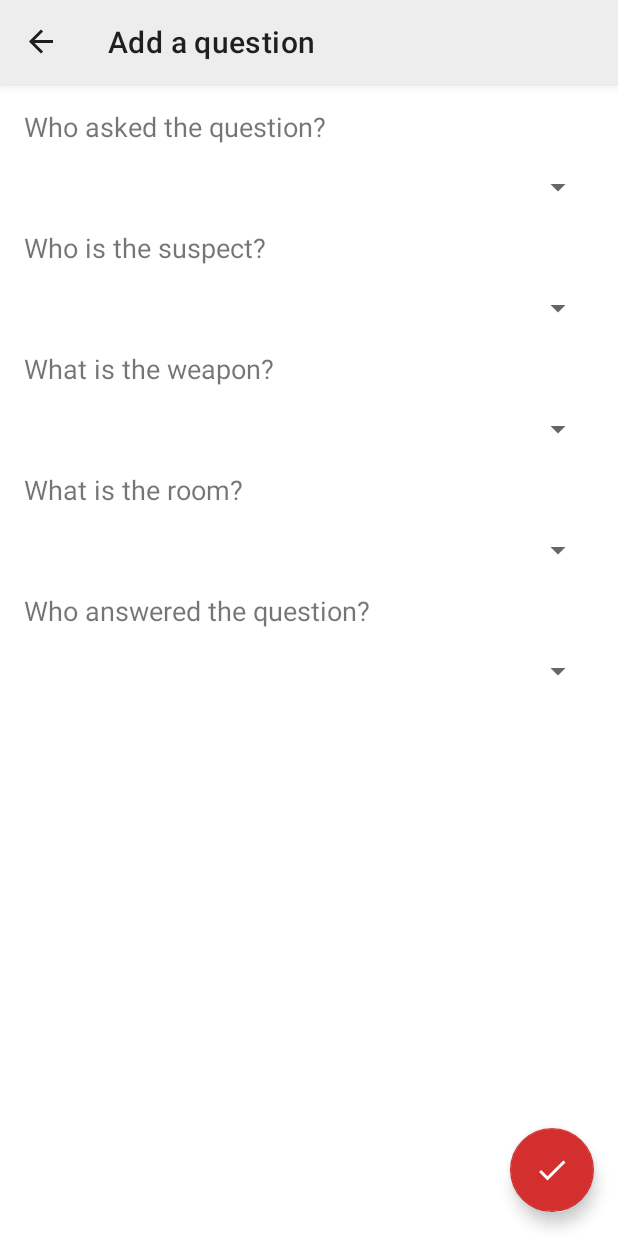
After one commit to zagoli/ClueHelp, an Android app: the AddQuestionFragment screen opened through its navigation route, on a phone screen of 412 x 824 dp. The commit adds this screen. Run offline under Robolectric (Android 15) with nearby library versions, the phone set to English and light mode, and no system bars; our stand-ins replace Timber, data binding, navigation-ui; Roboto replaces fonts that are not available here; 3 statements that could not run were skipped.

Commit message:
first skeleton of add question

```diff
--- /dev/null
+++ b/app/src/main/java/it/zagoli/cluehelp/ui/addQuestion/AddQuestionFragment.kt
@@ -0,0 +1,83 @@
+package it.zagoli.cluehelp.ui.addQuestion
+
+import androidx.lifecycle.ViewModelProvider
+import android.os.Bundle
+import androidx.fragment.app.Fragment
+import android.view.LayoutInflater
+import android.view.View
+import android.view.ViewGroup
+import android.widget.ArrayAdapter
+import it.zagoli.cluehelp.R
+import it.zagoli.cluehelp.databinding.AddQuestionFragmentBinding
+import it.zagoli.cluehelp.domain.GameObject
+import it.zagoli.cluehelp.domain.GameObjectType
+import it.zagoli.cluehelp.domain.Player
+import it.zagoli.cluehelp.extensions.rooms
+import it.zagoli.cluehelp.extensions.suspects
+import it.zagoli.cluehelp.extensions.weapons
+import it.zagoli.cluehelp.ui.mainGameFragment.MainGameViewModel
+
+class AddQuestionFragment : Fragment() {
+
+    override fun onCreateView(
+        inflater: LayoutInflater, container: ViewGroup?,
+        savedInstanceState: Bundle?
+    ): View {
+        val viewModel = ViewModelProvider(this).get(MainGameViewModel::class.java)
+        val binding = AddQuestionFragmentBinding.inflate(inflater)
+
+        // who asked spinner
+        binding.whoAskedSpinner.adapter = ArrayAdapter(
+            requireContext(),
+            android.R.layout.simple_spinner_item,
+            // players with placeholder
+            mutableListOf(Player("")).let {
+                it.addAll(viewModel.players)
+                it.toTypedArray()
+            }
+        )
+
+        // suspect spinner
+        binding.suspectSpinner.adapter = ArrayAdapter(
+            requireContext(),
+            android.R.layout.simple_spinner_item,
+            // suspects with placeholder
+            mutableListOf(GameObject("", GameObjectType.SUSPECT)).let {
+                viewModel.gameObjects.value?.let { gameObjects -> it.addAll(gameObjects.suspects) }
+                it.toTypedArray()
+            }
+        )
+
+        // weapon spinner
+        binding.weaponSpinner.adapter = ArrayAdapter(
+            requireContext(),
+            android.R.layout.simple_spinner_item,
+            // weapons with placeholder
+            mutableListOf(GameObject("", GameObjectType.WEAPON)).let {
+                viewModel.gameObjects.value?.let { gameObjects -> it.addAll(gameObjects.weapons) }
+                it.toTypedArray()
+            }
+        )
+
+        // room spinner
+        binding.roomSpinner.adapter = ArrayAdapter(
+            requireContext(),
+            android.R.layout.simple_spinner_item,
+            // rooms with placeholder
+            mutableListOf(GameObject("", GameObjectType.ROOM)).let {
+                viewModel.gameObjects.value?.let { gameObjects -> it.addAll(gameObjects.rooms) }
+                it.toTypedArray()
+            }
+        )
+
+        // who answered spinner
+        binding.whoAnsweredSpinner.adapter = ArrayAdapter(
+            requireContext(),
+            android.R.layout.simple_spinner_item,
+            viewModel.playersWithPlaceholderAndNobodyArray
+        )
+
+        return binding.root
+    }
+
+}
--- a/app/src/main/java/it/zagoli/cluehelp/ui/mainGameFragment/DataItemDiffCallback.kt
+++ b/app/src/main/java/it/zagoli/cluehelp/ui/mainGameFragment/DataItemDiffCallback.kt
@@ -2,7 +2,8 @@ package it.zagoli.cluehelp.ui.mainGameFragment
 
 import androidx.recyclerview.widget.DiffUtil
 
-class DataItemDiffCallback: DiffUtil.ItemCallback<DataItem>() {
+class DataItemDiffCallback : DiffUtil.ItemCallback<DataItem>() {
+
     override fun areItemsTheSame(oldItem: DataItem, newItem: DataItem): Boolean {
         return oldItem === newItem
     }
--- a/app/src/main/java/it/zagoli/cluehelp/ui/mainGameFragment/MainGameFragment.kt
+++ b/app/src/main/java/it/zagoli/cluehelp/ui/mainGameFragment/MainGameFragment.kt
@@ -1,17 +1,19 @@
 package it.zagoli.cluehelp.ui.mainGameFragment
 
-import androidx.lifecycle.ViewModelProvider
 import android.os.Bundle
-import androidx.fragment.app.Fragment
 import android.view.LayoutInflater
 import android.view.View
 import android.view.ViewGroup
 import android.widget.ArrayAdapter
+import androidx.fragment.app.Fragment
+import androidx.lifecycle.ViewModelProvider
+import androidx.navigation.findNavController
 import it.zagoli.cluehelp.databinding.MainGameFragmentBinding
 import it.zagoli.cluehelp.domain.Player
-import it.zagoli.cluehelp.ui.TempStore
+import timber.log.Timber
 
 class MainGameFragment : Fragment() {
+
     override fun onCreateView(
         inflater: LayoutInflater,
         container: ViewGroup?,
@@ -20,11 +22,6 @@ class MainGameFragment : Fragment() {
         val viewModel = ViewModelProvider(this).get(MainGameViewModel::class.java)
         val binding = MainGameFragmentBinding.inflate(inflater)
         binding.lifecycleOwner = this
-        //players plus a placeholder player that will go in the spinner
-        val playersList = mutableListOf(Player("")).let {
-            it.addAll(TempStore.players)
-            it.toTypedArray()
-        }
 
         // adapter for the recyclerview of gameObjects
         val gameObjectMainGameAdapter = GameObjectMainGameAdapter(
@@ -33,10 +30,10 @@ class MainGameFragment : Fragment() {
             playerAdapter = ArrayAdapter<Player>(
                 requireContext(),
                 android.R.layout.simple_spinner_item,
-                playersList
+                viewModel.playersWithPlaceholderAndNobodyArray
             ),
             // we need to pass the players only to calculate the position of selected player in the spinner
-            players = playersList
+            players = viewModel.playersWithPlaceholderAndNobodyArray
         )
         binding.gameObjectList.adapter = gameObjectMainGameAdapter
 
@@ -48,6 +45,12 @@ class MainGameFragment : Fragment() {
             }
         })
 
+        // navigation to addQuestionFragment
+        binding.addQuestionFab.setOnClickListener {
+            binding.root.findNavController().navigate(MainGameFragmentDirections.actionMainGameFragmentToAddQuestionFragment())
+            Timber.i("Navigation to addQuestionFragment")
+        }
+
         return binding.root
     }
 
--- a/app/src/main/java/it/zagoli/cluehelp/ui/mainGameFragment/MainGameViewModel.kt
+++ b/app/src/main/java/it/zagoli/cluehelp/ui/mainGameFragment/MainGameViewModel.kt
@@ -1,14 +1,44 @@
 package it.zagoli.cluehelp.ui.mainGameFragment
 
+import android.app.Application
+import androidx.lifecycle.AndroidViewModel
 import androidx.lifecycle.LiveData
 import androidx.lifecycle.ViewModel
+import it.zagoli.cluehelp.ClueHelpApplication
+import it.zagoli.cluehelp.R
 import it.zagoli.cluehelp.domain.GameObject
+import it.zagoli.cluehelp.domain.Player
 import it.zagoli.cluehelp.domain.Question
 import it.zagoli.cluehelp.extensions.MutableLiveList
 import it.zagoli.cluehelp.ui.TempStore
 import timber.log.Timber
 
-class MainGameViewModel : ViewModel() {
+/**
+ * viewModel for MainGameFragment, AddQuestionFragment
+ */
+class MainGameViewModel(application: Application) : AndroidViewModel(application) {
+
+    /**
+     * list of players
+     */
+    val players = TempStore.players
+
+    /**
+     * the player that represents nobody. We store it here so it's created only once
+     */
+    private val nobody = Player(getApplication<ClueHelpApplication>().getString(R.string.player_nobody))
+
+    /**
+     * an array with the placeholder and nobody player for the spinners
+     */
+    val playersWithPlaceholderAndNobodyArray : Array<Player>
+        get() {
+            return mutableListOf(Player("")).let {
+                it.addAll(players)
+                it.add(nobody)
+                it.toTypedArray()
+            }
+        }
 
     /**
      * backing property for [gameObjects]
--- /dev/null
+++ b/app/src/main/res/drawable/ic_baseline_done_24.xml
@@ -0,0 +1,10 @@
+<vector xmlns:android="http://schemas.android.com/apk/res/android"
+    android:width="24dp"
+    android:height="24dp"
+    android:viewportWidth="24"
+    android:viewportHeight="24"
+    android:tint="?attr/colorControlNormal">
+  <path
+      android:fillColor="@android:color/white"
+      android:pathData="M9,16.2L4.8,12l-1.4,1.4L9,19 21,7l-1.4,-1.4L9,16.2z"/>
+</vector>
--- /dev/null
+++ b/app/src/main/res/layout/add_question_fragment.xml
@@ -0,0 +1,145 @@
+<?xml version="1.0" encoding="utf-8"?>
+<layout xmlns:android="http://schemas.android.com/apk/res/android"
+    xmlns:app="http://schemas.android.com/apk/res-auto"
+    xmlns:tools="http://schemas.android.com/tools">
+
+    <androidx.coordinatorlayout.widget.CoordinatorLayout
+        android:layout_width="match_parent"
+        android:layout_height="match_parent">
+
+        <androidx.constraintlayout.widget.ConstraintLayout
+            android:layout_width="match_parent"
+            android:layout_height="match_parent">
+
+
+            <TextView
+                android:id="@+id/who_asked_text"
+                android:layout_width="wrap_content"
+                android:layout_height="wrap_content"
+                android:layout_marginStart="@dimen/normal_margin"
+                android:layout_marginTop="@dimen/normal_margin"
+                android:text="@string/who_asked_question"
+                android:textSize="18sp"
+                app:layout_constraintStart_toStartOf="parent"
+                app:layout_constraintTop_toTopOf="parent" />
+
+            <Spinner
+                android:id="@+id/who_asked_spinner"
+                android:layout_width="0dp"
+                android:layout_height="wrap_content"
+                android:layout_marginStart="@dimen/normal_margin"
+                android:layout_marginTop="@dimen/normal_margin"
+                android:layout_marginEnd="@dimen/normal_margin"
+                android:spinnerMode="dialog"
+                app:layout_constraintEnd_toEndOf="parent"
+                app:layout_constraintStart_toStartOf="parent"
+                app:layout_constraintTop_toBottomOf="@+id/who_asked_text"
+                tools:listitem="@layout/support_simple_spinner_dropdown_item" />
+
+            <TextView
+                android:id="@+id/suspect_text"
+                android:layout_width="wrap_content"
+                android:layout_height="wrap_content"
+                android:layout_marginStart="@dimen/normal_margin"
+                android:layout_marginTop="@dimen/normal_margin"
+                android:text="@string/suspect_text_question"
+                android:textSize="18sp"
+                app:layout_constraintStart_toStartOf="parent"
+                app:layout_constraintTop_toBottomOf="@+id/who_asked_spinner" />
+
+            <Spinner
+                android:id="@+id/suspect_spinner"
+                android:layout_width="0dp"
+                android:layout_height="wrap_content"
+                android:layout_marginStart="@dimen/normal_margin"
+                android:layout_marginTop="@dimen/normal_margin"
+                android:layout_marginEnd="@dimen/normal_margin"
+                android:spinnerMode="dialog"
+                app:layout_constraintEnd_toEndOf="parent"
+                app:layout_constraintStart_toStartOf="parent"
+                app:layout_constraintTop_toBottomOf="@+id/suspect_text"
+                tools:listitem="@layout/support_simple_spinner_dropdown_item" />
+
+            <TextView
+                android:id="@+id/weapon_text"
+                android:layout_width="wrap_content"
+                android:layout_height="wrap_content"
+                android:layout_marginStart="@dimen/normal_margin"
+                android:layout_marginTop="@dimen/normal_margin"
+                android:text="@string/weapons_text_question"
+                android:textSize="18sp"
+                app:layout_constraintStart_toStartOf="parent"
+                app:layout_constraintTop_toBottomOf="@+id/suspect_spinner" />
+
+            <Spinner
+                android:id="@+id/weapon_spinner"
+                android:layout_width="0dp"
+                android:layout_height="wrap_content"
+                android:layout_marginStart="@dimen/normal_margin"
+                android:layout_marginTop="@dimen/normal_margin"
+                android:layout_marginEnd="@dimen/normal_margin"
+                android:spinnerMode="dialog"
+                app:layout_constraintEnd_toEndOf="parent"
+                app:layout_constraintStart_toStartOf="parent"
+                app:layout_constraintTop_toBottomOf="@+id/weapon_text"
+                tools:listitem="@layout/support_simple_spinner_dropdown_item" />
+
+            <TextView
+                android:id="@+id/room_text"
+                android:layout_width="wrap_content"
+                android:layout_height="wrap_content"
+                android:layout_marginStart="@dimen/normal_margin"
+                android:layout_marginTop="@dimen/normal_margin"
+                android:text="@string/room_text_question"
+                android:textSize="18sp"
+                app:layout_constraintStart_toStartOf="parent"
+                app:layout_constraintTop_toBottomOf="@+id/weapon_spinner" />
+
+            <Spinner
+                android:id="@+id/room_spinner"
+                android:layout_width="0dp"
+                android:layout_height="wrap_content"
+                android:layout_marginStart="@dimen/normal_margin"
+                android:layout_marginTop="@dimen/normal_margin"
+                android:layout_marginEnd="@dimen/normal_margin"
+                android:spinnerMode="dialog"
+                app:layout_constraintEnd_toEndOf="parent"
+                app:layout_constraintStart_toStartOf="parent"
+                app:layout_constraintTop_toBottomOf="@+id/room_text"
+                tools:listitem="@layout/support_simple_spinner_dropdown_item" />
+
+            <TextView
+                android:id="@+id/who_answered_text"
+                android:layout_width="wrap_content"
+                android:layout_height="wrap_content"
+                android:layout_marginStart="@dimen/normal_margin"
+                android:layout_marginTop="@dimen/normal_margin"
+                android:text="@string/who_answered_question"
+                android:textSize="18sp"
+                app:layout_constraintStart_toStartOf="parent"
+                app:layout_constraintTop_toBottomOf="@+id/room_spinner" />
+
+            <Spinner
+                android:id="@+id/who_answered_spinner"
+                android:layout_width="0dp"
+                android:layout_height="wrap_content"
+                android:layout_marginStart="@dimen/normal_margin"
+                android:layout_marginTop="@dimen/normal_margin"
+                android:layout_marginEnd="@dimen/normal_margin"
+                android:spinnerMode="dialog"
+                app:layout_constraintEnd_toEndOf="parent"
+                app:layout_constraintStart_toStartOf="parent"
+                app:layout_constraintTop_toBottomOf="@+id/who_answered_text"
+                tools:listitem="@layout/support_simple_spinner_dropdown_item" />
+
+        </androidx.constraintlayout.widget.ConstraintLayout>
+
+        <com.google.android.material.floatingactionbutton.FloatingActionButton
+            android:id="@+id/add_question_fab"
+            style="@style/fabStyle"
+            android:src="@drawable/ic_baseline_done_24"
+            android:contentDescription="@string/add_question_fab_description" />
+
+    </androidx.coordinatorlayout.widget.CoordinatorLayout>
+
+</layout>
--- a/app/src/main/res/layout/main_game_fragment.xml
+++ b/app/src/main/res/layout/main_game_fragment.xml
@@ -41,7 +41,7 @@
         </androidx.constraintlayout.widget.ConstraintLayout>
 
         <com.google.android.material.floatingactionbutton.FloatingActionButton
-            android:id="@+id/floatingActionButton"
+            android:id="@+id/add_question_fab"
             style="@style/fabStyle"
             android:layout_width="wrap_content"
             android:layout_height="wrap_content"
--- a/app/src/main/res/navigation/navigation.xml
+++ b/app/src/main/res/navigation/navigation.xml
@@ -55,5 +55,18 @@
         android:id="@+id/mainGameFragment"
         android:name="it.zagoli.cluehelp.ui.mainGameFragment.MainGameFragment"
         android:label="@string/app_name"
-        tools:layout="@layout/main_game_fragment"/>
+        tools:layout="@layout/main_game_fragment">
+        <action
+            android:id="@+id/action_mainGameFragment_to_addQuestionFragment"
+            app:destination="@id/addQuestionFragment" />
+    </fragment>
+    <fragment
+        android:id="@+id/addQuestionFragment"
+        android:name="it.zagoli.cluehelp.ui.addQuestion.AddQuestionFragment"
+        android:label="@string/add_question_fragment_label"
+        tools:layout="@layout/add_question_fragment">
+        <action
+            android:id="@+id/action_addQuestionFragment_to_mainGameFragment"
+            app:destination="@id/mainGameFragment" />
+    </fragment>
 </navigation>
--- a/app/src/main/res/values/strings.xml
+++ b/app/src/main/res/values/strings.xml
@@ -49,5 +49,13 @@
     <string name="suspects_header">Suspects</string>
     <string name="weapons_header">Weapons</string>
     <string name="rooms_header">Rooms</string>
+    <string name="player_nobody">Nobody</string>
+    <string name="who_asked_question">Who asked the question?</string>
+    <string name="suspect_text_question">Who is the suspect?</string>
+    <string name="weapons_text_question">What is the weapon?</string>
+    <string name="room_text_question">What is the room?</string>
+    <string name="who_answered_question">Who answered the question?</string>
+    <string name="add_question_fab_description">add question</string>
+    <string name="add_question_fragment_label">Add a question</string>
 
 </resources>
```
Also changed, not shown: 1 other file.
